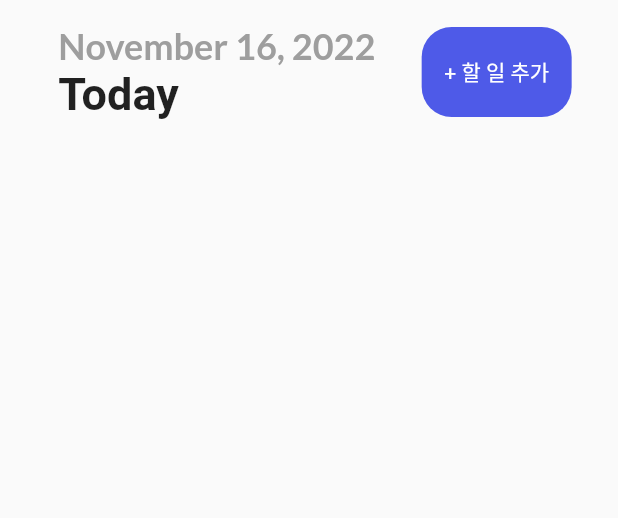
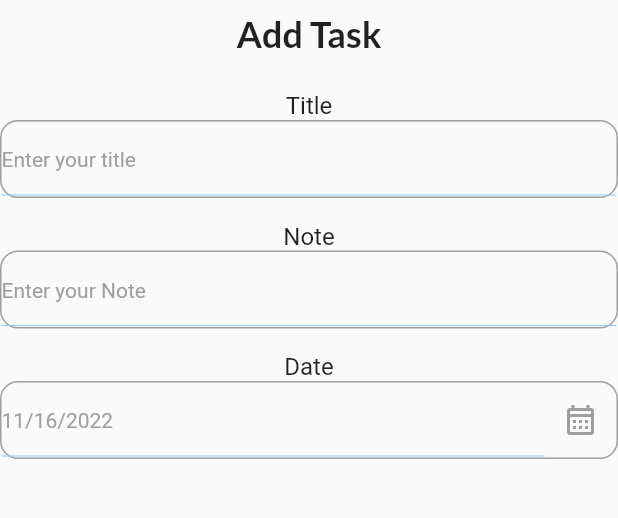
Before and after one commit to teddyjune/family_memo_app, a Flutter app: the screen it shows after launch, after a tap on "+ 할 일 추가", on a phone screen of 412 x 824 dp, the part 84-602 px from its top. Run offline on Flutter 3.47's test engine with Material 2 defaults, Android fonts, the light colour scheme and no system bars; our stand-ins replace date_picker_timeline, get, get_storage, google_fonts; Roboto replaces fonts that are missing (Lobster-Regular).

Commit message:
feat: 재사용할 Input field 생성/Add Task 화면 구현

```diff
--- /dev/null
+++ b/lib/components/app_bar.dart
@@ -0,0 +1,3 @@
+class AppBar {
+
+}
--- a/lib/components/button.dart
+++ b/lib/components/button.dart
@@ -15,7 +15,7 @@ class Button extends StatelessWidget {
       child: Container(
         alignment: Alignment.center,
         width: 100,
-        height: 60,
+        height: 50,
         decoration: BoxDecoration(
           borderRadius: BorderRadius.circular(20),
           color: bluish,
--- /dev/null
+++ b/lib/components/input_field.dart
@@ -0,0 +1,61 @@
+import 'package:flutter/material.dart';
+import 'package:get/get.dart';
+
+class InputField extends StatelessWidget {
+  final String title;
+  final String hint;
+  final TextEditingController? controller;
+  final Widget? widget;
+
+  const InputField(
+      {Key? key,
+      required this.title,
+      required this.hint,
+      this.controller,
+      this.widget})
+      : super(key: key);
+
+  @override
+  Widget build(BuildContext context) {
+    return Padding(
+      padding: const EdgeInsets.only(top: 16),
+      child: Column(
+        children: [
+          Text(
+            title,
+            style: const TextStyle(fontSize: 16),
+          ),
+          Container(
+            height: 52,
+            decoration: BoxDecoration(
+                border: Border.all(color: Colors.grey, width: 1.0),
+                borderRadius: BorderRadius.circular(12)),
+            child: Row(
+              children: [
+                Expanded(
+                  child: TextFormField(
+                    readOnly: widget == null ? false : true,
+                    autofocus: false,
+                    controller: controller,
+                    decoration: InputDecoration(
+                      hintText: hint,
+                      hintStyle:
+                          const TextStyle(fontSize: 14, color: Colors.grey),
+                      focusedBorder: UnderlineInputBorder(
+                          borderSide: BorderSide(
+                              color: context.theme.backgroundColor, width: 0)),
+                      enabledBorder: UnderlineInputBorder(
+                          borderSide: BorderSide(
+                              color: context.theme.backgroundColor, width: 0)),
+                    ),
+                  ),
+                ),
+                widget == null ? Container() : Container(child: widget)
+              ],
+            ),
+          ),
+        ],
+      ),
+    );
+  }
+}
--- a/lib/main.dart
+++ b/lib/main.dart
@@ -1,4 +1,4 @@
-import 'package:family_memo_app/main_screen.dart';
+import 'package:family_memo_app/presentation/main_screen.dart';
 import 'package:family_memo_app/services/theme_service.dart';
 import 'package:flutter/material.dart';
 import 'package:get/get.dart';
--- /dev/null
+++ b/lib/presentation/add_task_screen.dart
@@ -0,0 +1,94 @@
+import 'package:family_memo_app/components/input_field.dart';
+import 'package:family_memo_app/theme.dart';
+import 'package:flutter/material.dart';
+import 'package:google_fonts/google_fonts.dart';
+import 'package:intl/intl.dart';
+
+class AddTaskScreen extends StatefulWidget {
+  const AddTaskScreen({Key? key}) : super(key: key);
+
+  @override
+  State<AddTaskScreen> createState() => _AddTaskScreenState();
+}
+
+class _AddTaskScreenState extends State<AddTaskScreen> {
+  DateTime _selectedDate = DateTime.now();
+
+  @override
+  Widget build(BuildContext context) {
+    return Scaffold(
+      appBar: _appBar(context),
+      body: SingleChildScrollView(
+        child: Column(
+          mainAxisAlignment: MainAxisAlignment.start,
+          children: [
+            Padding(
+              padding: const EdgeInsets.all(8.0),
+              child: Text(
+                "Add Task",
+                style: GoogleFonts.lato(
+                    textStyle: const TextStyle(
+                  fontSize: 24,
+                  fontWeight: FontWeight.bold,
+                )),
+              ),
+            ),
+            const InputField(title: "Title", hint: "Enter your title"),
+            const InputField(title: "Note", hint: "Enter your Note"),
+            InputField(
+              title: "Date",
+              hint: DateFormat.yMd().format(_selectedDate),
+              widget: IconButton(
+                icon: const Icon(
+                  Icons.calendar_month_outlined,
+                  color: Colors.grey,
+                ),
+                onPressed: () {
+                  _getDateFromUser();
+                },
+              ),
+            ),
+          ],
+        ),
+      ),
+    );
+  }
+
+  _getDateFromUser() async {
+    DateTime? _pickerDate = await showDatePicker(
+      context: context,
+      initialDate: DateTime.now(),
+      firstDate: DateTime(2022),
+      lastDate: DateTime(2023),
+    );
+    if (_pickerDate != null) {
+      setState(() {
+        _selectedDate = _pickerDate;
+      });
+    }
+  }
+
+  _appBar(BuildContext context) {
+    return AppBar(
+      elevation: 0,
+      centerTitle: true,
+      backgroundColor: Colors.white,
+      title: const Text('우리 가족 회의 앱',
+          style: TextStyle(color: bluish, fontWeight: FontWeight.bold)),
+      leading: GestureDetector(
+        onTap: () {},
+        child: const Icon(
+          Icons.nightlight_outlined,
+          size: 20,
+          color: bluish,
+        ),
+      ),
+      actions: const [
+        CircleAvatar(
+          backgroundImage: AssetImage("assets/profile.png"),
+        ),
+        SizedBox(width: 20),
+      ],
+    );
+  }
+}
--- a/lib/main_screen.dart
+++ b/lib/presentation/main_screen.dart
@@ -1,4 +1,6 @@
+import 'package:date_picker_timeline/date_picker_widget.dart';
 import 'package:family_memo_app/components/button.dart';
+import 'package:family_memo_app/presentation/add_task_screen.dart';
 import 'package:family_memo_app/services/theme_service.dart';
 import 'package:family_memo_app/theme.dart';
 import 'package:flutter/material.dart';
@@ -13,13 +15,34 @@ class MainScreen extends StatefulWidget {
 }
 
 class _MainScreenState extends State<MainScreen> {
+  DateTime _selectedValue = DateTime.now();
+
   @override
   Widget build(BuildContext context) {
     return Scaffold(
       appBar: _appBar(),
       body: Column(
-        children: [_addTaskBar()],
+        children: [
+          _addTaskBar(),
+          _addDateBar(),
+        ],
       ),
+    );
+  }
+
+  _addDateBar() {
+    return DatePicker(
+      DateTime.now(),
+      height: 80,
+      width: 80,
+      initialSelectedDate: DateTime.now(),
+      selectionColor: bluish,
+      selectedTextColor: Colors.white,
+      onDateChange: (date) {
+        setState(() {
+          _selectedValue = date;
+        });
+      },
     );
   }
 
@@ -49,7 +72,15 @@ class _MainScreenState extends State<MainScreen> {
               ],
             ),
           ),
-          Button(label: "+ 할 일 추가", onTap: () {}),
+          Button(
+              label: "+ 할 일 추가",
+              onTap: () {
+                Navigator.push(
+                  context,
+                  MaterialPageRoute(
+                      builder: (context) => const AddTaskScreen()),
+                );
+              }),
         ],
       ),
     );
@@ -59,7 +90,7 @@ class _MainScreenState extends State<MainScreen> {
     return AppBar(
       elevation: 0,
       centerTitle: true,
-      backgroundColor: Colors.white,
+      backgroundColor: Colors.yellow,
       title: const Text('우리 가족 회의 앱',
           style: TextStyle(color: bluish, fontWeight: FontWeight.bold)),
       leading: GestureDetector(
--- a/pubspec.yaml
+++ b/pubspec.yaml
@@ -40,6 +40,7 @@ dependencies:
   get: ^4.6.5
   intl: ^0.17.0
   google_fonts: ^3.0.1
+  date_picker_timeline: ^1.2.3
 
 dev_dependencies:
   flutter_test:
@@ -69,7 +70,7 @@ flutter:
   #   - images/a_dot_ham.jpeg
   assets:
     - assets/profile.png
-    - assets/google_fonts/Lobster-Regular.ttf
+
 
   # An image asset can refer to one or more resolution-specific "variants", see
   # https://flutter.dev/assets-and-images/#resolution-aware
```
Also changed, not shown: assets/Lobster-Regular.ttf (deleted), pubspec.lock.
